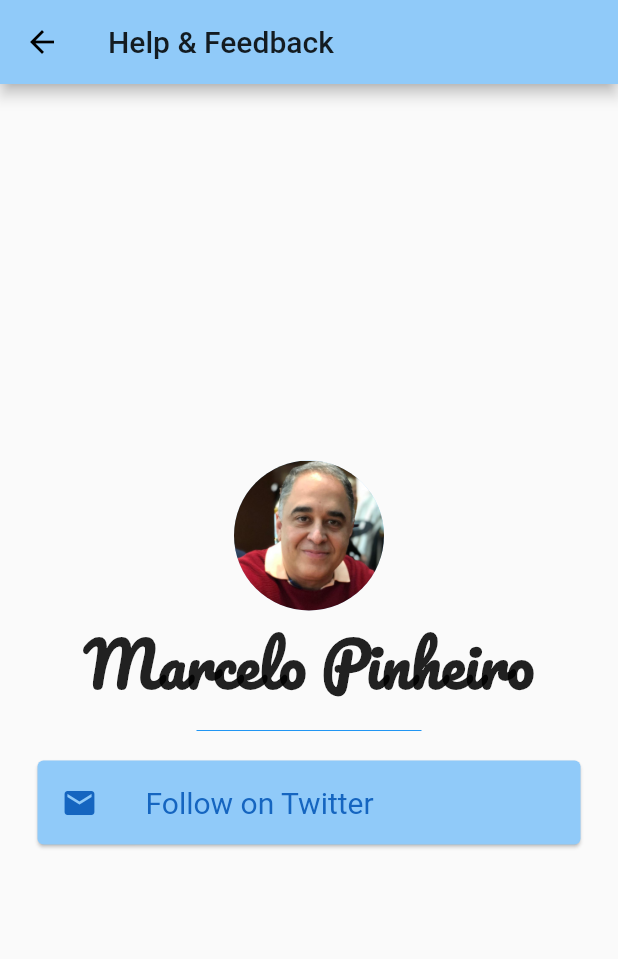
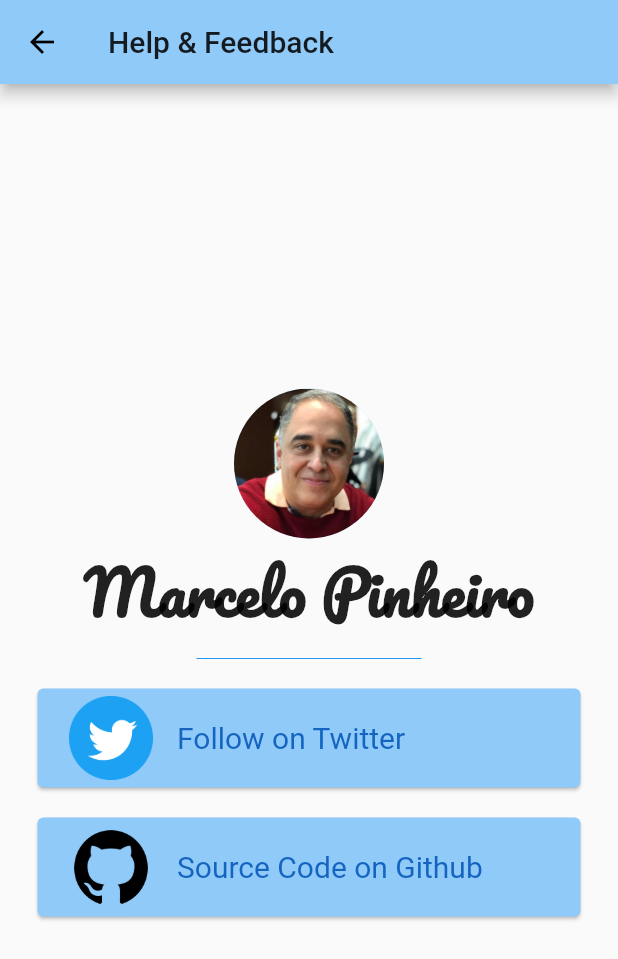
Before and after one commit to mpinheir/BitKoin, a Flutter app: the screen it shows after launch, in the side drawer, after a tap on "Help & feedback", on a phone screen of 412 x 824 dp. Shown: the top 959 px of the screen. Run offline on Flutter 3.47's test engine with Material 2 defaults, Android fonts, the phone set to English and light mode, and no system bars; our stand-ins replace shared_preferences; network calls fail.

Commit message:
Added GitHub link to Help&Feedback section.

```diff
--- a/lib/helpandfeedback.dart
+++ b/lib/helpandfeedback.dart
@@ -35,19 +35,39 @@ class HelpAndFeedback extends StatelessWidget{
               Card(
                 color: Colors.blue[200],
                 margin: EdgeInsets.symmetric(vertical: 10, horizontal: 25),
-                child: ListTile(
-                    leading: Icon(
-                      Icons.email,
-                    color: Colors.blue[800],),
+                child: Padding(
+                  padding: EdgeInsets.all(5.0),
+                  child: ListTile(
+                      leading:Image.asset('images/Twitter_Social_Icon_Circle_Color.png'),
+                      title: Text(
+                          'Follow on Twitter',
+                          style: TextStyle(
+                            fontSize: 20.0,
+                            color: Colors.blue[800  ]
+                          ),
+                      ),
+                      onTap: ()=> _launchURL(),
+                    ),
+                ),
+                ),
+              Card(
+                color: Colors.blue[200],
+                margin: EdgeInsets.symmetric(vertical: 10, horizontal: 25),
+                child: Padding(
+                  padding: EdgeInsets.all(5.0),
+                  child: ListTile(
+                    leading:Image.asset('images/github-icon.png'),
                     title: Text(
-                        'Follow on Twitter',
-                        style: TextStyle(
+                      'Source Code on Github',
+                      style: TextStyle(
                           fontSize: 20.0,
                           color: Colors.blue[800  ]
-                        ),
+                      ),
                     ),
+                    onTap: ()=> _launchURL(),
                   ),
                 ),
+              ),
             ],
           ),
         )
@@ -55,5 +75,13 @@ class HelpAndFeedback extends StatelessWidget{
     );
   }
 
+  _launchURL() async {
+    const url = 'https://twitter.com/mpinheir';
+    if (await canLaunch(url)) {
+      await launch(url);
+    } else {
+      throw 'Could not launch $url';
+    }
+  }
 
 }
```
Also changed, not shown: images/github-icon.png (added), images/twitter-icon.png (added).
